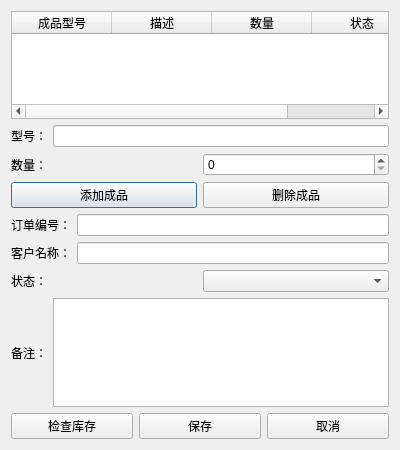
The window that orderdialog.ui (YCX81/ERP) describes before a commit, drawn with Qt 5.
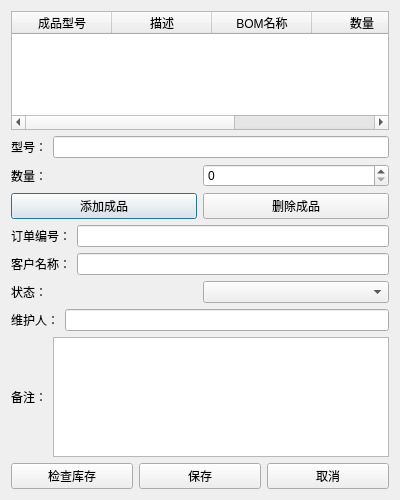
The same window after the commit.

```diff
--- a/orderdialog.ui
+++ b/orderdialog.ui
@@ -7,7 +7,7 @@
     <x>0</x>
     <y>0</y>
     <width>400</width>
-    <height>450</height>
+    <height>500</height> <!-- 增加高度以容纳新字段 -->
    </rect>
   </property>
   <property name="windowTitle">
@@ -26,6 +26,11 @@
        <string>描述</string>
       </property>
      </column>
+     <column>
+      <property name="text">
+       <string>BOM名称</string>
+      </property>
+     </column>
      <column>
       <property name="text">
        <string>数量</string>
@@ -130,6 +135,24 @@
      </item>
     </layout>
    </item>
+   <item>
+    <layout class="QHBoxLayout" name="maintainerLayout">
+     <item>
+      <widget class="QLabel" name="maintainerLabel">
+       <property name="text">
+        <string>维护人：</string>
+       </property>
+      </widget>
+     </item>
+     <item>
+      <widget class="QLineEdit" name="maintainerLineEdit">
+       <property name="readOnly">
+        <bool>true</bool>
+       </property>
+      </widget>
+     </item>
+    </layout>
+   </item>
    <item>
     <layout class="QHBoxLayout" name="noteLayout">
      <item>
```
